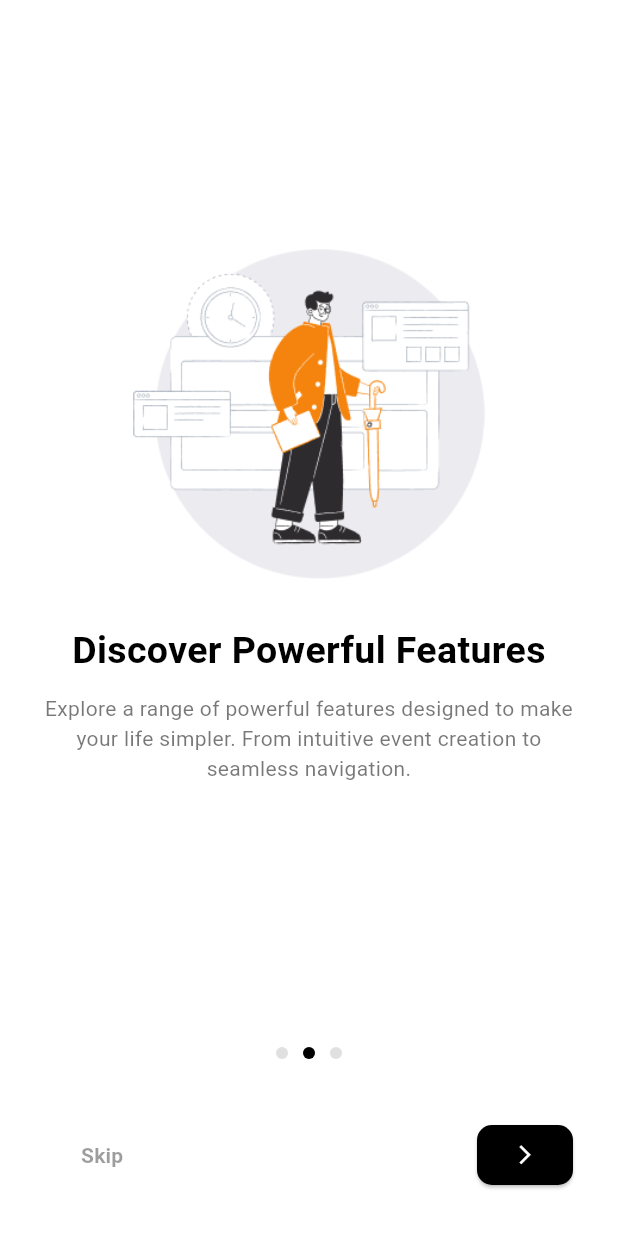
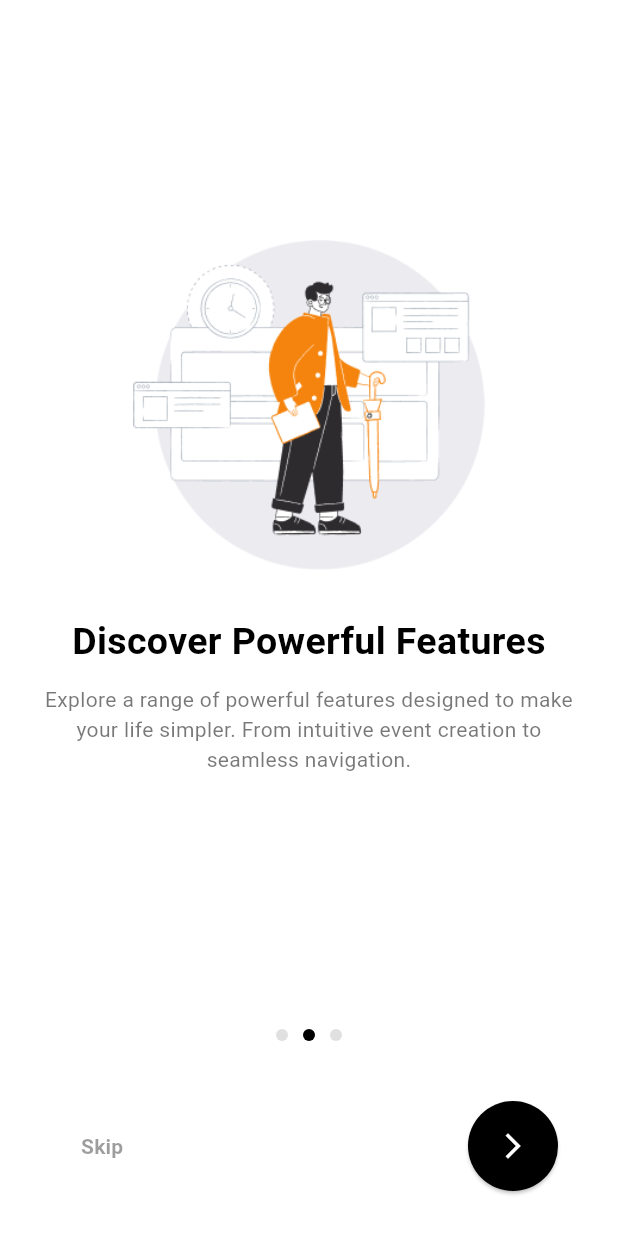
Before and after one commit to joharkhan99/quickcal, a Flutter app: the screen it shows after launch, swiped to page 2, on a phone screen of 412 x 824 dp. Run offline on Flutter 3.47's test engine with Material 3 defaults, Android fonts, the phone set to English and light mode, and no system bars; our stand-ins replace hive, hive_flutter; accounts and stored records are empty.

Commit message:
Refactor task notes display and button shape

```diff
--- a/lib/components/slides/slide_bottom_buttons.dart
+++ b/lib/components/slides/slide_bottom_buttons.dart
@@ -64,13 +64,18 @@ class _SlideBottomButtonsState extends State<SlideBottomButtons> {
         ),
         ElevatedButton(
           style: ElevatedButton.styleFrom(
+            padding: const EdgeInsets.symmetric(vertical: 20, horizontal: 30),
             backgroundColor: Colors.black,
-            shape: RoundedRectangleBorder(
-              borderRadius: BorderRadius.circular(10),
-            ),
+            // shape: RoundedRectangleBorder(
+            //   borderRadius: BorderRadius.circular(10),
+            // ),
+            shape: isLastSlide
+                ? RoundedRectangleBorder(
+                    borderRadius: BorderRadius.circular(100),
+                  )
+                : CircleBorder(),
           ),
-          onPressed: () =>
-              isLastSlide ? handleSkip(context) : handleNextSlide(),
+          onPressed: () => isLastSlide ? handleSkip(context) : handleNextSlide(),
           child: isLastSlide
               ? const Text(
                   'Get Started',
@@ -83,7 +88,7 @@ class _SlideBottomButtonsState extends State<SlideBottomButtons> {
               : const Icon(
                   Icons.arrow_forward_ios,
                   color: Colors.white,
-                  size: 15,
+                  size: 20,
                 ),
         ),
       ],
```
Also changed, not shown: lib/components/calendar/calendar_tasks_list.dart (+11 -1 lines).
